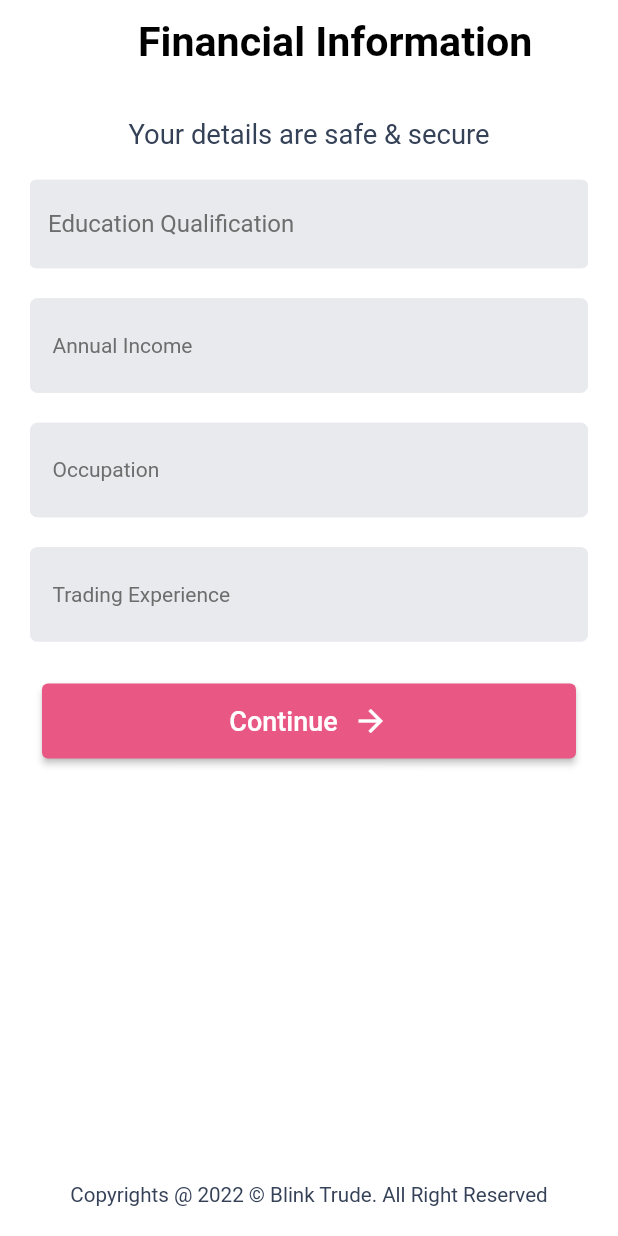
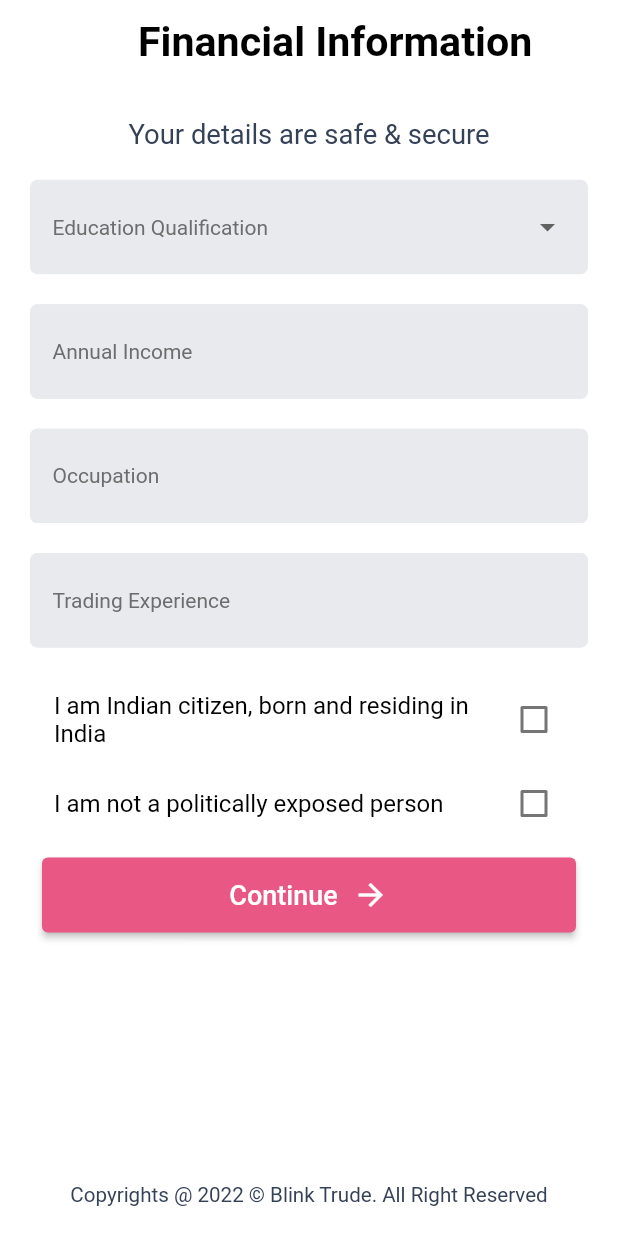
Before and after one commit to vancityAyush/diy_plugin, a Flutter app: the FinancialInfo widget shown alone on an empty page, opened directly, on a phone screen of 412 x 824 dp. Run offline on Flutter 3.47's test engine with Material 2 defaults, Android fonts, the phone set to English and light mode, and no system bars; drawn by our look-alikes of reactive_forms, rounded_loading_button; our stand-ins replace dio, dotted_border, flutter_screenutil, flutter_secure_storage, flutter_svg, fluttertoast and 8 more; missing offline and left inert: encrypt, pointycastle, reactive_image_picker, reactive_pin_code_fields; accounts and stored records are empty; network calls fail; Roboto replaces fonts that are missing (BeVietnamPro).

Commit message:
Completed Financial Information, made little collection in enter email ui

```diff
--- a/lib/modules/financial-info/financial-info.dart
+++ b/lib/modules/financial-info/financial-info.dart
@@ -19,6 +19,19 @@ class FinancialInfo extends StatelessWidget {
   FinancialInfo({Key? key, this.isReadOnly = false}) : super(key: key);
 
   final financialInfoForm = getIt<FormService>().financialInfo;
+  List<String> listitems = [
+    "Doctorate",
+    "Graduate",
+    "HIGH SCHOOL",
+    "Illiterate",
+    "Others",
+    "Post Graduate",
+    "PROFESSIONAL",
+    "Professional Degree",
+    "Under High School"
+  ];
+  String selectval = "Education Qualification";
+
   @override
   Widget build(BuildContext context) {
     return DiyForm(
@@ -27,40 +40,38 @@ class FinancialInfo extends StatelessWidget {
       formGroup: financialInfoForm,
       child: Column(
         children: [
-          ReactiveTextField(
-            cursorColor: AppColors.primaryColor(context),
-            formControlName: 'EducationQualification',
-            keyboardType: TextInputType.phone,
-            decoration: InputDecoration(
-              fillColor: AppColors.textFieldBackground(context),
-              enabledBorder: OutlineInputBorder(
-                borderSide: BorderSide(
-                  color: AppColors.textFieldBackground(context),
+          Container(
+            height: 55.sp,
+            decoration: BoxDecoration(
+                color: AppColors.textFieldBackground(context),
+                borderRadius: BorderRadius.circular(5)),
+            child: Center(
+              child: Padding(
+                padding: const EdgeInsets.symmetric(horizontal: 15.0),
+                child: ReactiveDropdownField(
+                  dropdownColor: AppColors.textFieldBackground(context),
+                  formControlName: 'EducationQualification',
+                  items: listitems.map((itemone) {
+                    return DropdownMenuItem(
+                        value: itemone, child: Text(itemone));
+                  }).toList(),
+                  style: TextStyle(
+                    color: AppColors.textColorTextField(context),
+                  ),
+                  hint: Text('Education Qualification',
+                      style: TextStyle(
+                        color: AppColors.textColorTextField(context),
+                      )),
+                  decoration: InputDecoration(
+                    border: InputBorder.none,
+                    // filled: AppColors.textFieldBackground(context) != null,
+                  ),
+                  iconSize: 30,
+                  iconEnabledColor: AppColors.primaryColor(context),
+                  iconDisabledColor: AppColors.primaryContent(context),
                 ),
-                borderRadius: BorderRadius.circular(4),
               ),
-              focusedBorder: OutlineInputBorder(
-                borderSide: BorderSide(
-                  color: AppColors.primaryColor(context),
-                ),
-                borderRadius: BorderRadius.circular(4),
-              ),
-              // labelText: 'Phone Number',
-              // labelStyle: TextStyle(color: AppColors.primaryContent(context)),
-              hintText: 'Education Qualification',
-              hintStyle:
-                  TextStyle(color: AppColors.textColorTextField(context)),
-
-              border: OutlineInputBorder(
-                borderSide: BorderSide(color: AppColors.primaryColor(context)),
-                borderRadius: BorderRadius.circular(4),
-              ),
-              filled: AppColors.textFieldBackground(context) != null,
             ),
-            showErrors: (control) => control.invalid && control.hasFocus,
-            validationMessages: {
-              'required': (error) => 'Required Field',
-            },
           ),
           WidgetHelper.verticalSpace20,
           Container(
@@ -286,6 +297,34 @@ class FinancialInfo extends StatelessWidget {
             ),
           ),
           WidgetHelper.verticalSpace20,
+          ReactiveCheckboxListTile(
+            activeColor: AppColors.primaryColor(context),
+            formControlName: 'Citizen',
+            checkboxShape: RoundedRectangleBorder(
+              borderRadius: BorderRadius.circular(4),
+            ),
+            title: Text(
+              'I am Indian citizen, born and residing in India',
+              style: TextStyle(
+                color: AppColors.primaryContent(context),
+                fontSize: 14.sp,
+              ),
+            ),
+          ),
+          ReactiveCheckboxListTile(
+            activeColor: AppColors.primaryColor(context),
+            formControlName: 'PoliticalIdentity',
+            checkboxShape: RoundedRectangleBorder(
+              borderRadius: BorderRadius.circular(4),
+            ),
+            title: Text(
+              'I am not a politically exposed person',
+              style: TextStyle(
+                color: AppColors.primaryContent(context),
+                fontSize: 14.sp,
+              ),
+            ),
+          ),
           NextButton(
             text: "Continue",
             onPressed: () async {
--- a/lib/modules/form-email/email_page.dart
+++ b/lib/modules/form-email/email_page.dart
@@ -206,7 +206,7 @@ class EmailPage extends StatelessWidget {
                                   RichText(
                                     text: TextSpan(
                                       text:
-                                          'I hereby declare that the mobile number belongs to ',
+                                          'I hereby declare that the email belongs to ',
                                       style: TextStyle(
                                         color:
                                             AppColors.primaryContent(context),
--- a/lib/modules/form_service.dart
+++ b/lib/modules/form_service.dart
@@ -302,7 +302,7 @@ class FormService {
   );
   final financialInfo = FormGroup(
     {
-      'EducationQualification': FormControl<StateDropdownItem>(
+      'EducationQualification': FormControl<String>(
         validators: [
           Validators.required,
         ],
@@ -326,6 +326,9 @@ class FormService {
         ],
         touched: false,
       ),
+      'Citizen': FormControl<bool>(validators: [Validators.requiredTrue]),
+      'PoliticalIdentity':
+          FormControl<bool>(validators: [Validators.requiredTrue]),
     },
   );
   final uploadSelfie = FormGroup(
--- a/lib/modules/select-plan/select-plan.dart
+++ b/lib/modules/select-plan/select-plan.dart
@@ -29,7 +29,7 @@ class SelectPlan extends StatelessWidget {
                 ],
               ),
               Row(
-                mainAxisAlignment: MainAxisAlignment.spaceAround,
+                mainAxisAlignment: MainAxisAlignment.start,
                 children: [
                   Row(
                     children: [
@@ -45,6 +45,7 @@ class SelectPlan extends StatelessWidget {
                       Text('Cash + MTF')
                     ],
                   ),
+                  Divider(),
                   Row(
                     children: [
                       Transform.scale(
@@ -60,6 +61,23 @@ class SelectPlan extends StatelessWidget {
                     ],
                   ),
                 ],
+              ),
+              Padding(
+                padding: const EdgeInsets.symmetric(horizontal: 80),
+                child: ReactiveCheckboxListTile(
+                  activeColor: AppColors.primaryColor(context),
+                  formControlName: 'Segment1',
+                  checkboxShape: RoundedRectangleBorder(
+                    borderRadius: BorderRadius.circular(4),
+                  ),
+                  title: Text(
+                    'Cash + MTF',
+                    style: TextStyle(
+                      color: AppColors.primaryContent(context),
+                      fontSize: 14.sp,
+                    ),
+                  ),
+                ),
               ),
               GestureDetector(
                 onTap: () {
```
